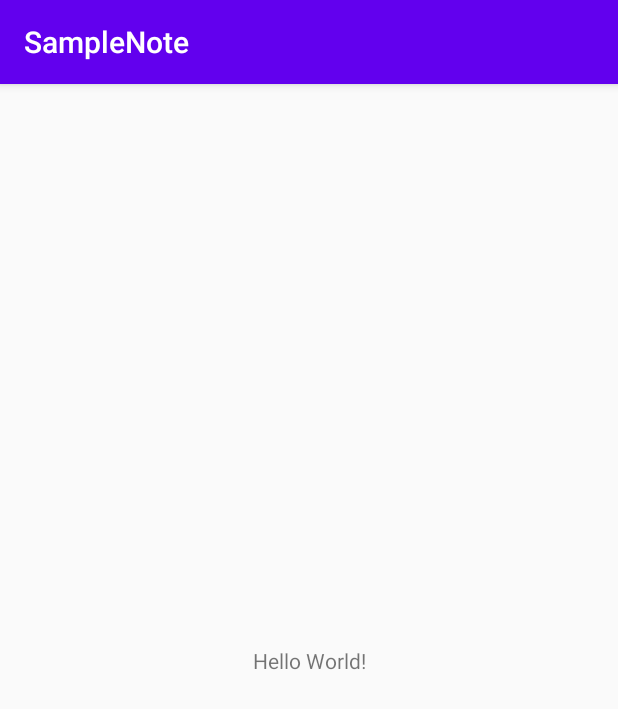
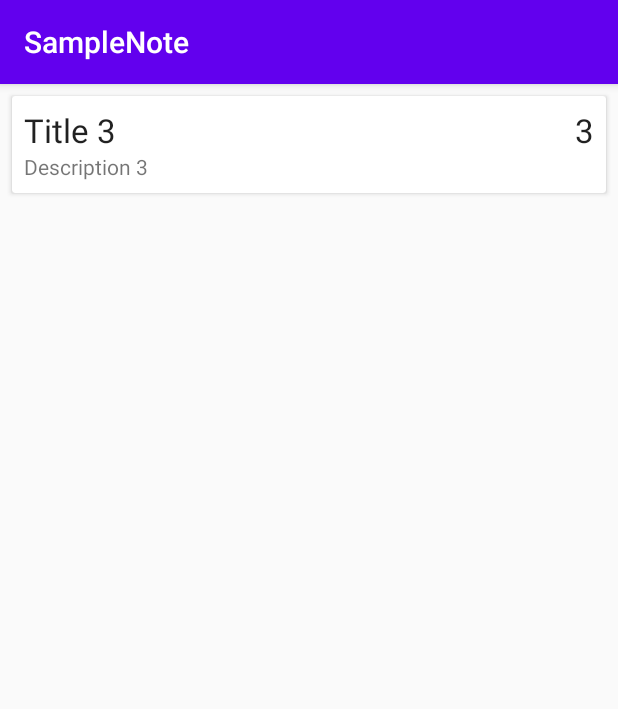
Before and after one commit to dgritsenko/SampleNote, an Android app: the screen it shows after launch (MainActivity), on a phone screen of 412 x 824 dp. Shown: the top 709 px of the screen. Run offline under Robolectric (Android 15) with nearby library versions, the phone set to English and light mode, and no system bars; our stand-ins replace Room's generated code.

Commit message:
create RecyclerView and NoteAdapter

```diff
--- a/app/build.gradle
+++ b/app/build.gradle
@@ -23,6 +23,8 @@ android {
 }
 
 dependencies {
+    implementation 'androidx.cardview:cardview:1.0.0'
+    implementation 'androidx.recyclerview:recyclerview:1.1.0'
     def lifecycle_version = "2.2.0"
     def room_version = "2.2.5"
 
@@ -47,5 +49,5 @@ dependencies {
     implementation "androidx.room:room-runtime:$room_version"
     annotationProcessor "androidx.room:room-compiler:$room_version"
 
-
+    debugImplementation 'com.amitshekhar.android:debug-db:1.0.4'
 }
--- a/app/src/main/java/com/dgricko/samplenote/MainActivity.java
+++ b/app/src/main/java/com/dgricko/samplenote/MainActivity.java
@@ -1,32 +1,49 @@
 package com.dgricko.samplenote;
 
 import androidx.appcompat.app.AppCompatActivity;
+import androidx.lifecycle.LiveData;
 import androidx.lifecycle.Observer;
 import androidx.lifecycle.ViewModelProvider;
 import androidx.lifecycle.ViewModelStoreOwner;
+import androidx.recyclerview.widget.LinearLayoutManager;
+import androidx.recyclerview.widget.RecyclerView;
 
 import android.os.Bundle;
 import android.widget.Toast;
 
+import java.util.ArrayList;
 import java.util.List;
 
 public class MainActivity extends AppCompatActivity {
 
     private NoteViewModel noteViewModel;
 
+
     @Override
     protected void onCreate(Bundle savedInstanceState) {
         super.onCreate(savedInstanceState);
         setContentView(R.layout.activity_main);
 
+        RecyclerView recyclerView = findViewById(R.id.recycler_view);
+        recyclerView.setLayoutManager(new LinearLayoutManager(this));
+        recyclerView.setHasFixedSize(true);
+
+
+        final NoteAdapter adapter = new NoteAdapter();
+        recyclerView.setAdapter(adapter);
+
+
         noteViewModel = new ViewModelProvider(this,ViewModelProvider
                 .AndroidViewModelFactory.getInstance(this.getApplication()))
                 .get(NoteViewModel.class);
+
+
         noteViewModel.getAllNotes().observe(this, new Observer<List<Note>>() {
             @Override
             public void onChanged(List<Note> notes) {
                 //update RecyclerView
-                Toast.makeText(MainActivity.this, "changedViewModel", Toast.LENGTH_SHORT).show();
+                adapter.setNotes(notes);
+
             }
         });
     }
--- /dev/null
+++ b/app/src/main/java/com/dgricko/samplenote/NoteAdapter.java
@@ -0,0 +1,61 @@
+package com.dgricko.samplenote;
+
+import android.view.LayoutInflater;
+import android.view.View;
+import android.view.ViewGroup;
+import android.widget.TextView;
+
+import androidx.annotation.NonNull;
+import androidx.recyclerview.widget.RecyclerView;
+
+import java.util.ArrayList;
+import java.util.List;
+
+
+public class NoteAdapter extends RecyclerView.Adapter<NoteAdapter.NoteViewHolder> {
+
+    private List<Note> notes = new ArrayList<>();
+
+    @NonNull
+    @Override
+    public NoteViewHolder onCreateViewHolder(@NonNull ViewGroup parent, int viewType) {
+        View itemView = LayoutInflater.from(parent.getContext())
+                .inflate(R.layout.note_list,parent,false);
+        return new NoteViewHolder(itemView);
+    }
+
+    @Override
+    public void onBindViewHolder(@NonNull NoteViewHolder holder, int position) {
+        Note currentNote = notes.get(position);
+
+        holder.textViewTitle.setText(currentNote.getTitle());
+        holder.textViewDescription.setText(currentNote.getDescription());
+        holder.textViewPriority.setText(String.valueOf(currentNote.getPriority()));
+
+    }
+
+    @Override
+    public int getItemCount() {
+        return notes.size();
+    }
+
+    // method for LiveData
+    public void setNotes(List<Note> notes){
+        this.notes = notes;
+        notifyDataSetChanged();
+    }
+
+    class NoteViewHolder extends RecyclerView.ViewHolder{
+
+        private TextView textViewTitle;
+        private TextView textViewDescription;
+        private TextView textViewPriority;
+
+        public NoteViewHolder(@NonNull View itemView) {
+            super(itemView);
+            textViewTitle = itemView.findViewById(R.id.text_view_title);
+            textViewDescription = itemView.findViewById(R.id.text_view_description);
+            textViewPriority = itemView.findViewById(R.id.text_view_priority);
+        }
+    }
+}
--- a/app/src/main/java/com/dgricko/samplenote/NoteDatabase.java
+++ b/app/src/main/java/com/dgricko/samplenote/NoteDatabase.java
@@ -45,8 +45,6 @@ public abstract class NoteDatabase extends RoomDatabase {
 
         @Override
         protected Void doInBackground(Void... voids) {
-            noteDAO.insert(new Note("Title 1", "Description 1",1));
-            noteDAO.insert(new Note("Title 2", "Description 2",2));
             noteDAO.insert(new Note("Title 3", "Description 3",3));
             return null;
         }
--- a/app/src/main/res/layout/activity_main.xml
+++ b/app/src/main/res/layout/activity_main.xml
@@ -6,13 +6,10 @@
     android:layout_height="match_parent"
     tools:context=".MainActivity">
 
-    <TextView
-        android:layout_width="wrap_content"
-        android:layout_height="wrap_content"
-        android:text="Hello World!"
-        app:layout_constraintBottom_toBottomOf="parent"
-        app:layout_constraintLeft_toLeftOf="parent"
-        app:layout_constraintRight_toRightOf="parent"
-        app:layout_constraintTop_toTopOf="parent" />
+    <androidx.recyclerview.widget.RecyclerView
+        android:id="@+id/recycler_view"
+        android:layout_width="match_parent"
+        android:layout_height="match_parent"
+        tools:listitem="@layout/note_list"/>
 
 </androidx.constraintlayout.widget.ConstraintLayout>
--- /dev/null
+++ b/app/src/main/res/layout/note_list.xml
@@ -0,0 +1,42 @@
+<?xml version="1.0" encoding="utf-8"?>
+<androidx.cardview.widget.CardView xmlns:android="http://schemas.android.com/apk/res/android"
+    android:layout_width="match_parent"
+    android:layout_height="wrap_content"
+    android:layout_marginTop="8dp"
+    android:layout_marginStart="8dp"
+    android:layout_marginEnd="8dp">
+
+    <RelativeLayout
+        android:layout_width="wrap_content"
+        android:layout_height="wrap_content"
+        android:padding="8dp">
+
+        <TextView
+            android:id="@+id/text_view_priority"
+            android:layout_width="wrap_content"
+            android:layout_height="wrap_content"
+            android:layout_alignParentEnd="true"
+            android:text="1"
+            android:textAppearance="@style/TextAppearance.AppCompat.Large"/>
+
+        <TextView
+            android:id="@+id/text_view_title"
+            android:layout_width="wrap_content"
+            android:layout_height="wrap_content"
+            android:text="Title"
+            android:textAppearance="@style/TextAppearance.AppCompat.Large"
+            android:maxLines="1"
+            android:layout_toStartOf="@+id/text_view_priority"
+            android:layout_alignParentStart="true"
+            android:ellipsize="end"/>
+
+        <TextView
+            android:id="@+id/text_view_description"
+            android:layout_width="wrap_content"
+            android:layout_height="wrap_content"
+            android:layout_below="@+id/text_view_title"
+            android:text="Description"/>
+    </RelativeLayout>
+
+
+</androidx.cardview.widget.CardView>
```
